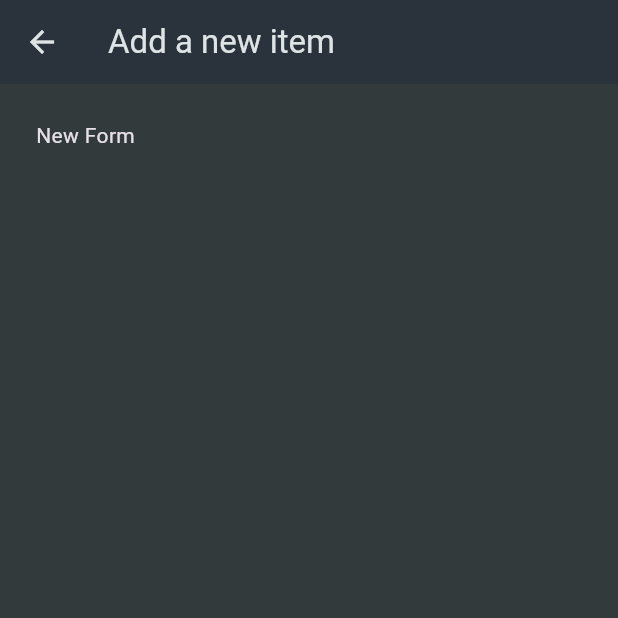
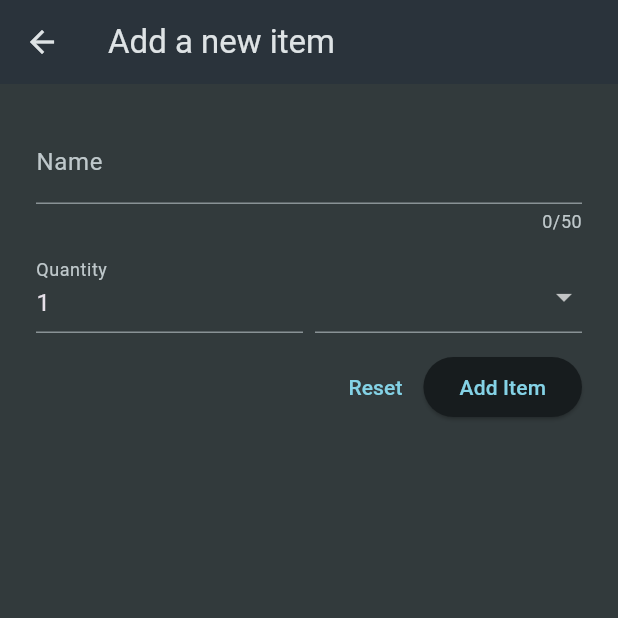
Before and after one commit to richie007dev/shopping_list, a Flutter app: the NewItem screen opened directly, on a phone screen of 412 x 824 dp, the top half of it. Run offline on Flutter 3.47's test engine with Material 3 defaults, Android fonts, the phone set to English and light mode, and no system bars.

Commit message:
Initial Form Screen

```diff
--- a/lib/widgets/new_item.dart
+++ b/lib/widgets/new_item.dart
@@ -1,6 +1,7 @@
 import 'package:flutter/material.dart';
+import 'package:shopping_list/data/categories.dart';
 
-class NewItem extends StatefulWidget{
+class NewItem extends StatefulWidget {
   const NewItem({super.key});
   @override
   State<NewItem> createState() {
@@ -8,16 +9,84 @@ class NewItem extends StatefulWidget{
   }
 }
 
-class _NewItemState extends State<NewItem>{
+class _NewItemState extends State<NewItem> {
   @override
   Widget build(BuildContext context) {
     return Scaffold(
       appBar: AppBar(
         title: const Text('Add a new item'),
       ),
-      body: const Padding(
-        padding: EdgeInsets.all(24),
-        child: Text('New Form'),
+      body: Padding(
+        padding: const EdgeInsets.all(24),
+        child: Form(
+          child: Column(
+            children: [
+              TextFormField(
+                maxLength: 50,
+                decoration: const InputDecoration(label: Text('Name')),
+                validator: (value) {
+                  return 'Demo..';
+                },
+              ),
+              const SizedBox(
+                height: 10,
+              ),
+              Row(
+                crossAxisAlignment: CrossAxisAlignment.end,
+                children: [
+                  Expanded(
+                    child: TextFormField(
+                      decoration: const InputDecoration(
+                        label: Text('Quantity'),
+                      ),
+                      initialValue: '1',
+                    ),
+                  ),
+                  const SizedBox(
+                    width: 8,
+                  ),
+                  Expanded(
+                    child: DropdownButtonFormField(items: [
+                      for (final category in categories.entries)
+                        DropdownMenuItem(
+                          value: category.value,
+                          child: Row(
+                            children: [
+                              Container(
+                                height: 16,
+                                width: 16,
+                                color: category.value.color,
+                              ),
+                              const SizedBox(
+                                width: 16,
+                              ),
+                              Text(category.value.title),
+                            ],
+                          ),
+                        ),
+                    ], onChanged: (value) {}),
+                  ),
+                ],
+              ),
+              const SizedBox(
+                height: 12,
+              ),
+              Row(
+                mainAxisAlignment: MainAxisAlignment.end,
+                children: [
+                  TextButton(
+                    onPressed: () {},
+                    child: const Text('Reset'),
+                  ),
+                  ElevatedButton(
+                    onPressed: () {},
+                    child: const Text('Add Item'),
+                  ),
+                ],
+              ),
+            ],
+          ),
+        ),
       ),
     );
   }
```
